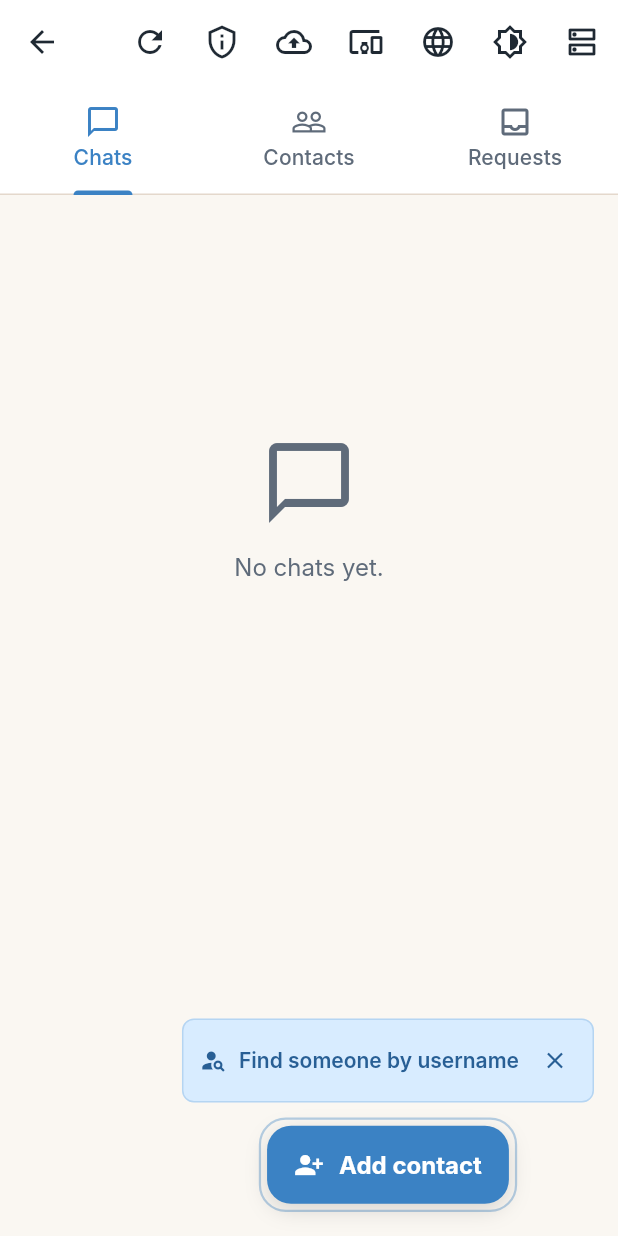
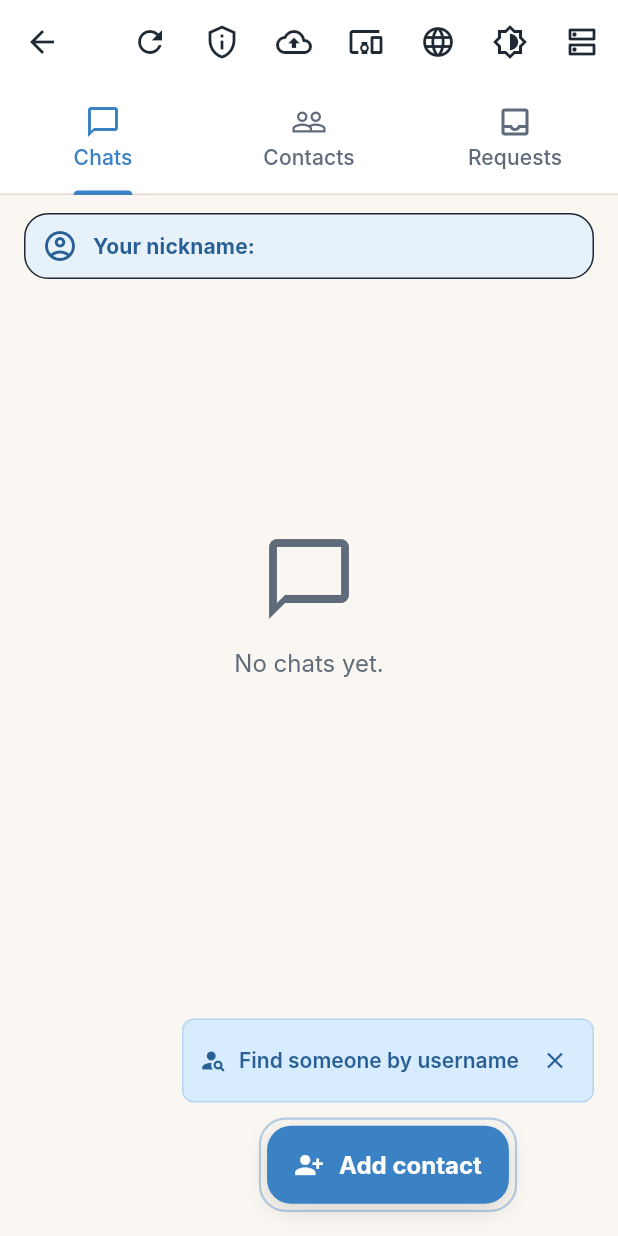
Before and after one commit to RuslanLit/Hestia, a Flutter app: the ChatListScreen screen opened directly, on a phone screen of 412 x 824 dp. Run offline on Flutter 3.47's test engine with Material 3 defaults, Android fonts, the phone set to English and light mode, and no system bars; our stand-ins replace audioplayers, file_picker, firebase_core, firebase_messaging, flutter_local_notifications, flutter_secure_storage and 5 more; missing offline and left inert: dart:js_interop, flutter_webrtc, pointycastle; accounts and stored records are empty; Roboto replaces fonts that are missing (Inter).

Commit message:
Show signed-in nickname in chat list

```diff
--- a/lib/screens/chat_list_screen.dart
+++ b/lib/screens/chat_list_screen.dart
@@ -314,7 +314,7 @@ class _ChatListScreenState extends State<ChatListScreen>
         title: Column(
           crossAxisAlignment: CrossAxisAlignment.start,
           children: [
-            Text(profile?.nickname ?? l10n.appName),
+            Text(l10n.appName),
             Text(
               _chat.isConnected
                   ? l10n.serverConnected(AppConfig.host)
@@ -384,6 +384,7 @@ class _ChatListScreenState extends State<ChatListScreen>
       body: AppBackground(
         child: Column(
           children: [
+            _AccountSummary(profile: profile),
             _RetentionBanner(
               text: _retentionHintText(context),
               onDismiss: () => setState(() {
@@ -453,7 +454,7 @@ class _ChatListScreenState extends State<ChatListScreen>
                       child: Column(
                         children: [
                           _DesktopLeftHeader(
-                            title: profile?.nickname ?? l10n.appName,
+                            title: l10n.appName,
                             subtitle: _chat.isConnected
                                 ? l10n.serverConnected(AppConfig.host)
                                 : l10n.serverDisconnected,
@@ -466,6 +467,7 @@ class _ChatListScreenState extends State<ChatListScreen>
                             onTheme: _editTheme,
                             onServer: _editServer,
                           ),
+                          _AccountSummary(profile: profile, compact: true),
                           _DesktopListSearch(
                             controller: _listSearchCtrl,
                             onChanged: (_) => setState(() {}),
@@ -548,6 +550,69 @@ class _ChatListScreenState extends State<ChatListScreen>
   }
 }
 
+class _AccountSummary extends StatelessWidget {
+  final UserProfile? profile;
+  final bool compact;
+
+  const _AccountSummary({
+    required this.profile,
+    this.compact = false,
+  });
+
+  @override
+  Widget build(BuildContext context) {
+    final current = profile;
+    if (current == null) {
+      return const SizedBox.shrink();
+    }
+
+    final scheme = Theme.of(context).colorScheme;
+    final textTheme = Theme.of(context).textTheme;
+    return Padding(
+      padding: EdgeInsets.fromLTRB(
+        compact ? 12 : 16,
+        compact ? 8 : 12,
+        compact ? 12 : 16,
+        compact ? 6 : 8,
+      ),
+      child: DecoratedBox(
+        decoration: BoxDecoration(
+          color: scheme.primaryContainer.withValues(alpha: 0.55),
+          borderRadius: BorderRadius.circular(16),
+          border: Border.all(color: scheme.outlineVariant),
+        ),
+        child: Padding(
+          padding: EdgeInsets.symmetric(
+            horizontal: compact ? 10 : 12,
+            vertical: compact ? 8 : 10,
+          ),
+          child: Row(
+            children: [
+              Icon(
+                Icons.account_circle_outlined,
+                color: scheme.onPrimaryContainer,
+              ),
+              const SizedBox(width: 10),
+              Expanded(
+                child: Text(
+                  '${context.l10n.yourNickname}: ${current.nickname}',
+                  maxLines: 1,
+                  overflow: TextOverflow.ellipsis,
+                  style: (compact ? textTheme.bodyMedium : textTheme.titleSmall)
+                      ?.copyWith(
+                    color: scheme.onPrimaryContainer,
+                    fontWeight: FontWeight.w700,
+                  ),
+                ),
+              ),
+            ],
+          ),
+        ),
+      ),
+    );
+  }
+}
+
 class _TabIconWithBadge extends StatelessWidget {
   final IconData icon;
   final int count;
```
